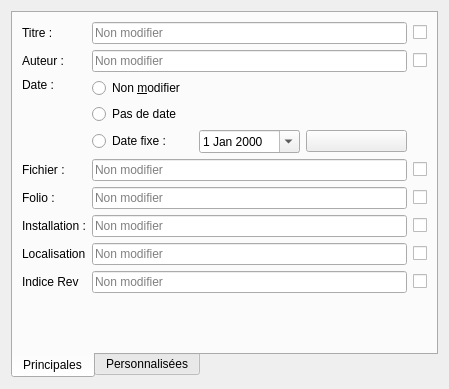
This is sources/SearchAndReplace/ui/replacefoliowidget.ui in qelectrotech/qelectrotech-source-mirror as Qt 5 draws it before an edit. The edited form follows.
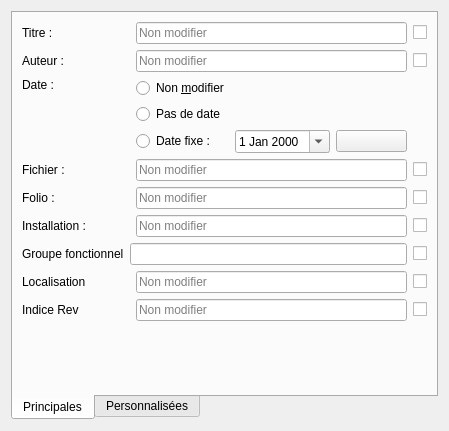
This is the edited form. Icons and pictures are not drawn.

Commit message: Add new fild and titleblock "Function group"

```diff
--- a/sources/SearchAndReplace/ui/replacefoliowidget.ui
+++ b/sources/SearchAndReplace/ui/replacefoliowidget.ui
@@ -7,7 +7,7 @@
     <x>0</x>
     <y>0</y>
     <width>449</width>
-    <height>389</height>
+    <height>431</height>
    </rect>
   </property>
   <property name="windowTitle">
@@ -305,6 +305,23 @@
            </property>
           </widget>
          </item>
+         <item row="7" column="2" colspan="2">
+          <widget class="QLineEdit" name="m_group_f"/>
+         </item>
+         <item row="7" column="1">
+          <widget class="QLabel" name="label">
+           <property name="text">
+            <string>Groupe fonctionnel</string>
+           </property>
+          </widget>
+         </item>
+         <item row="7" column="4">
+          <widget class="QCheckBox" name="m_group_f_cb">
+           <property name="text">
+            <string/>
+           </property>
+          </widget>
+         </item>
         </layout>
        </item>
        <item>
```
The commit also changes 25 other files.
